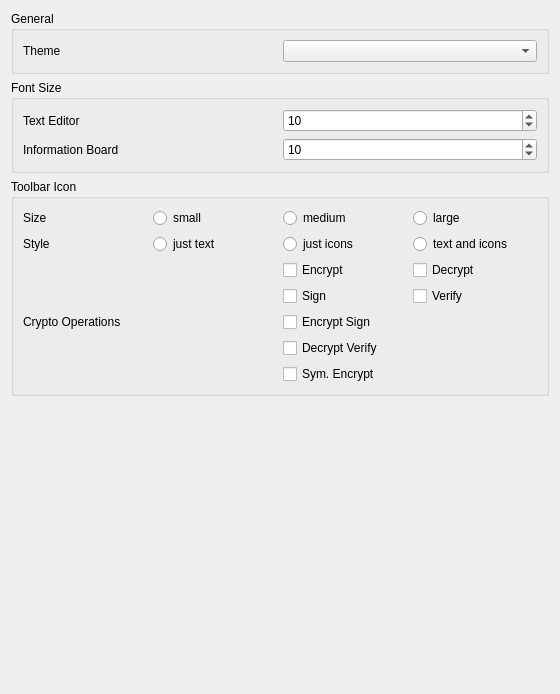
saturneric/GpgFrontend, file ui/AppearanceSettings.ui: the form before one commit.
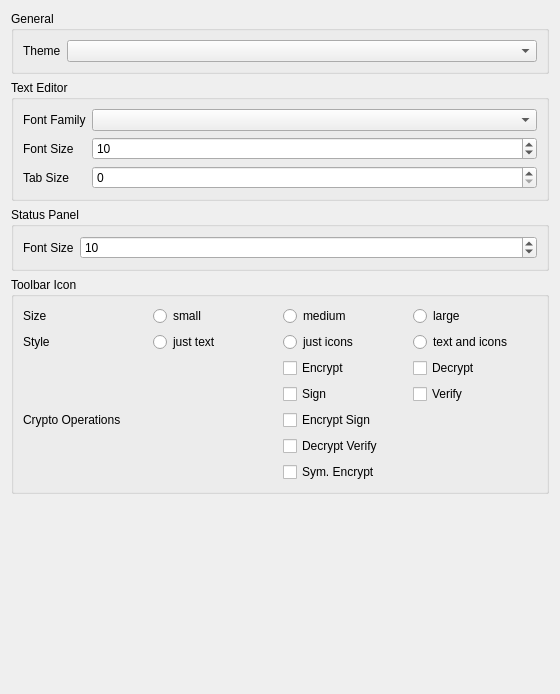
The form after the commit.

Commit message:
feat(editor): add font and tab size settings
* Add user-configurable text editor font family and tab size
  options to the appearance settings dialog
* Remove hardcoded OS-specific monospace font fallbacks to
  rely on the Qt system default fixed-pitch font
* Persist the new text editor preferences in the application
  state JSON configuration

What changed in the file:
```diff
--- a/ui/AppearanceSettings.ui
+++ b/ui/AppearanceSettings.ui
@@ -23,15 +23,15 @@
        </property>
        <layout class="QVBoxLayout" name="verticalLayout_2">
         <item>
-         <layout class="QHBoxLayout" name="horizontalLayout_4">
-          <item>
+         <layout class="QFormLayout" name="formLayout_2">
+          <item row="0" column="0">
            <widget class="QLabel" name="themaLabel">
             <property name="text">
              <string>Theme</string>
             </property>
            </widget>
           </item>
-          <item>
+          <item row="0" column="1">
            <widget class="QComboBox" name="themeComboBox"/>
           </item>
          </layout>
@@ -39,46 +39,90 @@
        </layout>
       </widget>
      </item>
+     <item>
+      <widget class="QGroupBox" name="groupBox">
+       <property name="title">
+        <string>Text Editor</string>
+       </property>
+       <layout class="QVBoxLayout" name="verticalLayout_3">
+        <item>
+         <layout class="QFormLayout" name="textEditorFormLayout">
+          <property name="sizeConstraint">
+           <enum>QLayout::SizeConstraint::SetDefaultConstraint</enum>
+          </property>
+          <property name="fieldGrowthPolicy">
+           <enum>QFormLayout::FieldGrowthPolicy::AllNonFixedFieldsGrow</enum>
+          </property>
+          <property name="rowWrapPolicy">
+           <enum>QFormLayout::RowWrapPolicy::DontWrapRows</enum>
+          </property>
+          <item row="0" column="0">
+           <widget class="QLabel" name="textEditorFontLabel">
+            <property name="text">
+             <string>Font Family</string>
+            </property>
+           </widget>
+          </item>
+          <item row="0" column="1">
+           <widget class="QComboBox" name="textEditorFontComboBox"/>
+          </item>
+          <item row="1" column="0">
+           <widget class="QLabel" name="fontSizeTextEditorLabel">
+            <property name="sizePolicy">
+             <sizepolicy hsizetype="Preferred" vsizetype="Preferred">
+              <horstretch>0</horstretch>
+              <verstretch>0</verstretch>
+             </sizepolicy>
+            </property>
+            <property name="text">
+             <string>Font Size</string>
+            </property>
+           </widget>
+          </item>
+          <item row="1" column="1">
+           <widget class="QSpinBox" name="textEditorFontSizeSpinBox">
+            <property name="minimum">
+             <number>9</number>
+            </property>
+            <property name="maximum">
+             <number>18</number>
+            </property>
+            <property name="value">
+             <number>10</number>
+            </property>
+           </widget>
+          </item>
+          <item row="2" column="0">
+           <widget class="QLabel" name="textEditorTabSizeLabel">
+            <property name="text">
+             <string>Tab Size</string>
+            </property>
+           </widget>
+          </item>
+          <item row="2" column="1">
+           <widget class="QSpinBox" name="textEditorTabSizeSpinBox"/>
+          </item>
+         </layout>
+        </item>
+       </layout>
+      </widget>
+     </item>
      <item>
       <widget class="QGroupBox" name="fontSizeBox">
        <property name="title">
-        <string>Font Size</string>
+        <string>Status Panel</string>
        </property>
        <layout class="QGridLayout" name="gridLayout_8">
         <item row="0" column="0">
-         <layout class="QHBoxLayout" name="horizontalLayout_5">
-          <item>
-           <widget class="QLabel" name="fontSizeTextEditorLabel">
-            <property name="text">
-             <string>Text Editor</string>
-            </property>
-           </widget>
-          </item>
-          <item>
-           <widget class="QSpinBox" name="fontSizeTextEditorLabelSpinBox">
-            <property name="minimum">
-             <number>9</number>
-            </property>
-            <property name="maximum">
-             <number>18</number>
-            </property>
-            <property name="value">
-             <number>10</number>
-            </property>
-           </widget>
-          </item>
-         </layout>
-        </item>
-        <item row="1" column="0">
-         <layout class="QHBoxLayout" name="horizontalLayout_3">
-          <item>
+         <layout class="QFormLayout" name="formLayout">
+          <item row="0" column="0">
            <widget class="QLabel" name="fontSizeInformationBoardLabel">
             <property name="text">
-             <string>Information Board</string>
+             <string>Font Size</string>
             </property>
            </widget>
           </item>
-          <item>
+          <item row="0" column="1">
            <widget class="QSpinBox" name="fontSizeInformationBoardSpinBox">
             <property name="minimum">
              <number>9</number>
```
Left out of the diff: 4 changed lines with no effect on the pictures. The commit also changes 3 other files.
